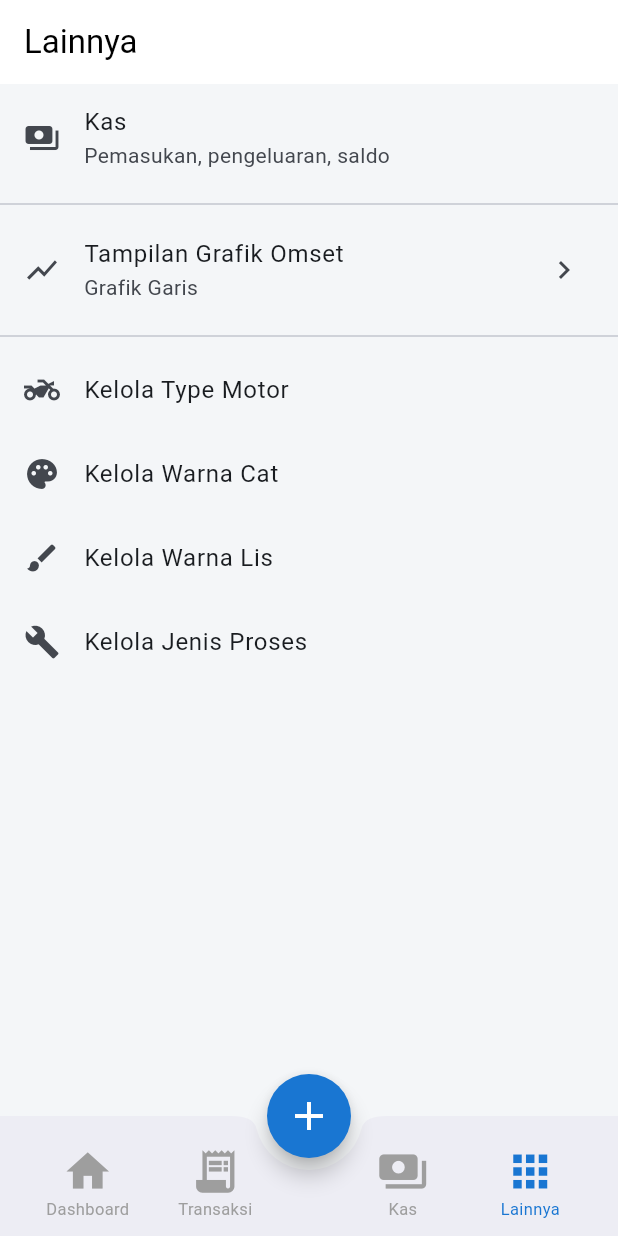
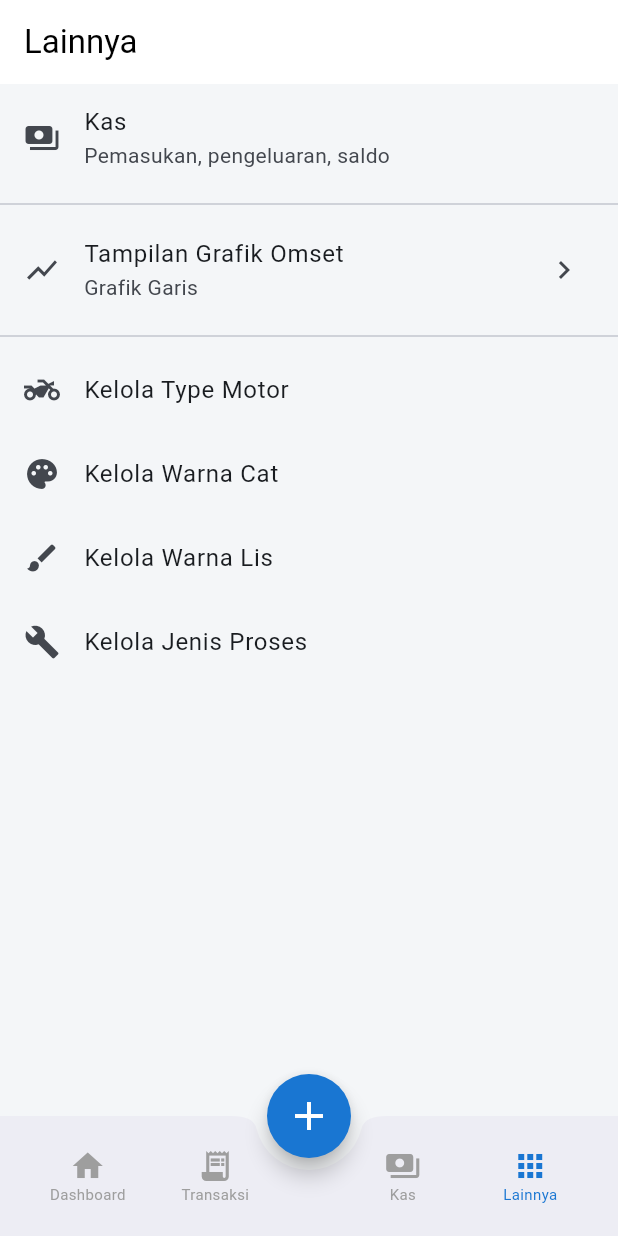
Before and after one commit to RamadhanZaki/WTN_App, a Flutter app: the screen it shows after launch, item 4 of the bottom bar chosen, on a phone screen of 412 x 824 dp. Run offline on Flutter 3.47's test engine with Material 3 defaults, Android fonts, the phone set to English and light mode, and no system bars; our stand-ins replace sqflite; accounts and stored records are empty.

Commit message:
Update v2.4

```diff
--- a/lib/main.dart
+++ b/lib/main.dart
@@ -92,8 +92,8 @@ class _RootShellState extends State<RootShell> {
       child: Padding(
         padding: const EdgeInsets.symmetric(vertical: 8),
         child: Column(mainAxisSize: MainAxisSize.min, children: [
-          Icon(icon, color: selected ? AppColors.biruTua : Colors.grey, size: 34),
-          Text(label, style: TextStyle(fontSize: 11, color: selected ? AppColors.biruTua : Colors.grey)),
+          Icon(icon, color: selected ? AppColors.biruTua : Colors.grey, size: 24),
+          Text(label, style: TextStyle(fontSize: 10, color: selected ? AppColors.biruTua : Colors.grey)),
         ]),
       ),
     );
```
Also changed, not shown: lib/pages/dashboard_page.dart (+2 -7 lines).
